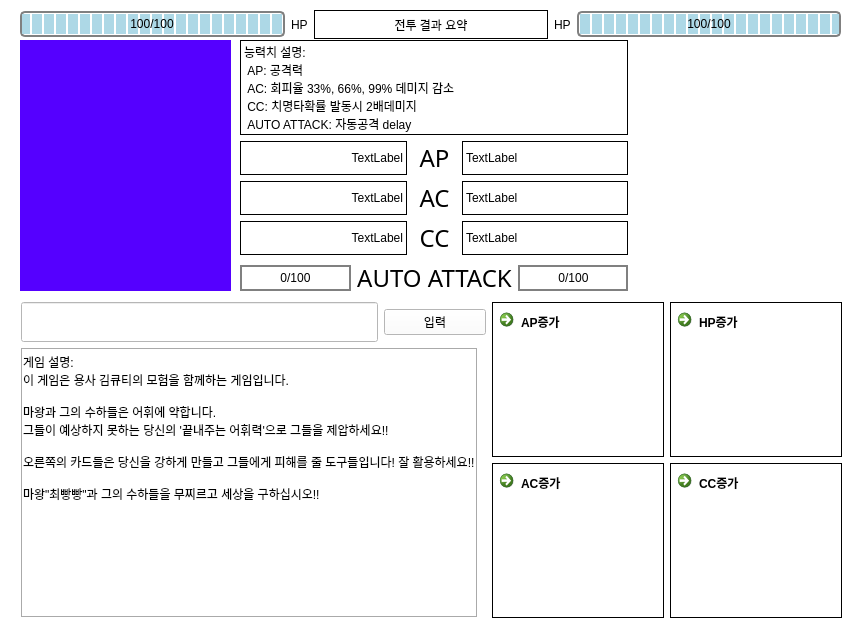
First picture: the form in Data/UI/game_main_window.ui, repository Aqudi/Word_Worrier, before the edit.
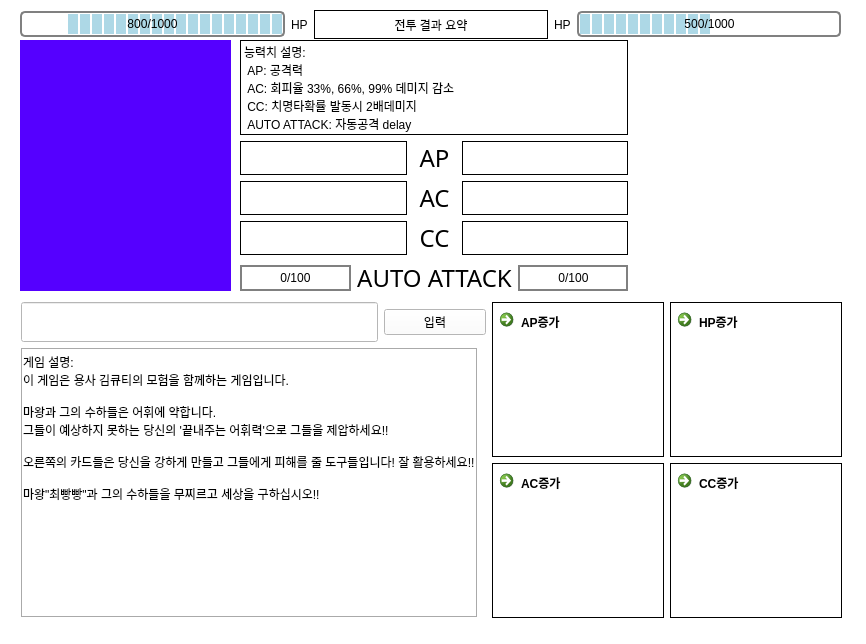
Second picture: the form after the edit. Icons and pictures are not drawn.

Commit message: GUI Progress바 표시오류

Diff of the .ui file:
```diff
--- a/Data/UI/game_main_window.ui
+++ b/Data/UI/game_main_window.ui
@@ -153,7 +153,7 @@
           <enum>QFrame::Box</enum>
          </property>
          <property name="text">
-          <string>TextLabel</string>
+          <string/>
          </property>
          <property name="alignment">
           <set>Qt::AlignRight|Qt::AlignTrailing|Qt::AlignVCenter</set>
@@ -200,7 +200,7 @@
           <enum>QFrame::Box</enum>
          </property>
          <property name="text">
-          <string>TextLabel</string>
+          <string/>
          </property>
         </widget>
        </item>
@@ -214,7 +214,7 @@
           <enum>QFrame::Box</enum>
          </property>
          <property name="text">
-          <string>TextLabel</string>
+          <string/>
          </property>
          <property name="alignment">
           <set>Qt::AlignRight|Qt::AlignTrailing|Qt::AlignVCenter</set>
@@ -261,7 +261,7 @@
           <enum>QFrame::Box</enum>
          </property>
          <property name="text">
-          <string>TextLabel</string>
+          <string/>
          </property>
         </widget>
        </item>
@@ -275,7 +275,7 @@
           <enum>QFrame::Box</enum>
          </property>
          <property name="text">
-          <string>TextLabel</string>
+          <string/>
          </property>
          <property name="alignment">
           <set>Qt::AlignRight|Qt::AlignTrailing|Qt::AlignVCenter</set>
@@ -322,7 +322,7 @@
           <enum>QFrame::Box</enum>
          </property>
          <property name="text">
-          <string>TextLabel</string>
+          <string/>
          </property>
         </widget>
        </item>
@@ -438,8 +438,11 @@
     margin: 1px; 
 } </string>
        </property>
+       <property name="maximum">
+        <number>1000</number>
+       </property>
        <property name="value">
-        <number>100</number>
+        <number>800</number>
        </property>
        <property name="alignment">
         <set>Qt::AlignCenter</set>
@@ -448,7 +451,7 @@
         <bool>true</bool>
        </property>
        <property name="format">
-        <string>%p/%m</string>
+        <string>%v/%m</string>
        </property>
       </widget>
      </item>
@@ -497,8 +500,11 @@
     margin: 1px; 
 } </string>
        </property>
+       <property name="maximum">
+        <number>1000</number>
+       </property>
        <property name="value">
-        <number>100</number>
+        <number>500</number>
        </property>
        <property name="alignment">
         <set>Qt::AlignCenter</set>
@@ -507,7 +513,7 @@
         <bool>false</bool>
        </property>
        <property name="format">
-        <string>%p/%m</string>
+        <string>%v/%m</string>
        </property>
       </widget>
      </item>
```
The commit also changes 1 other file.
